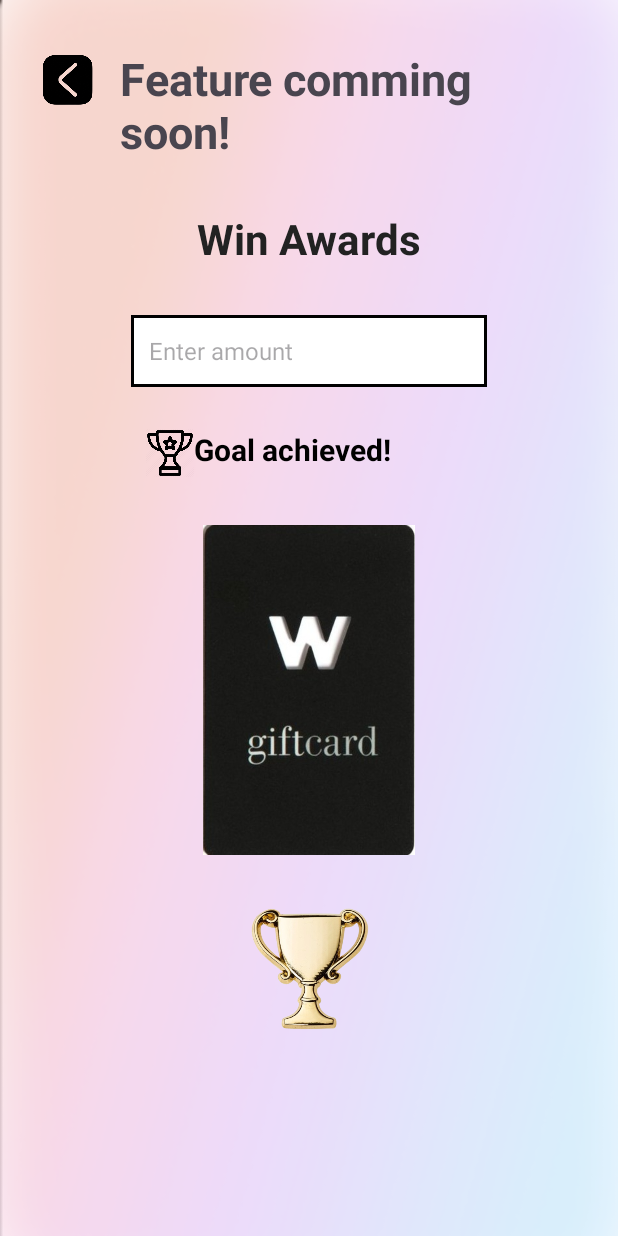
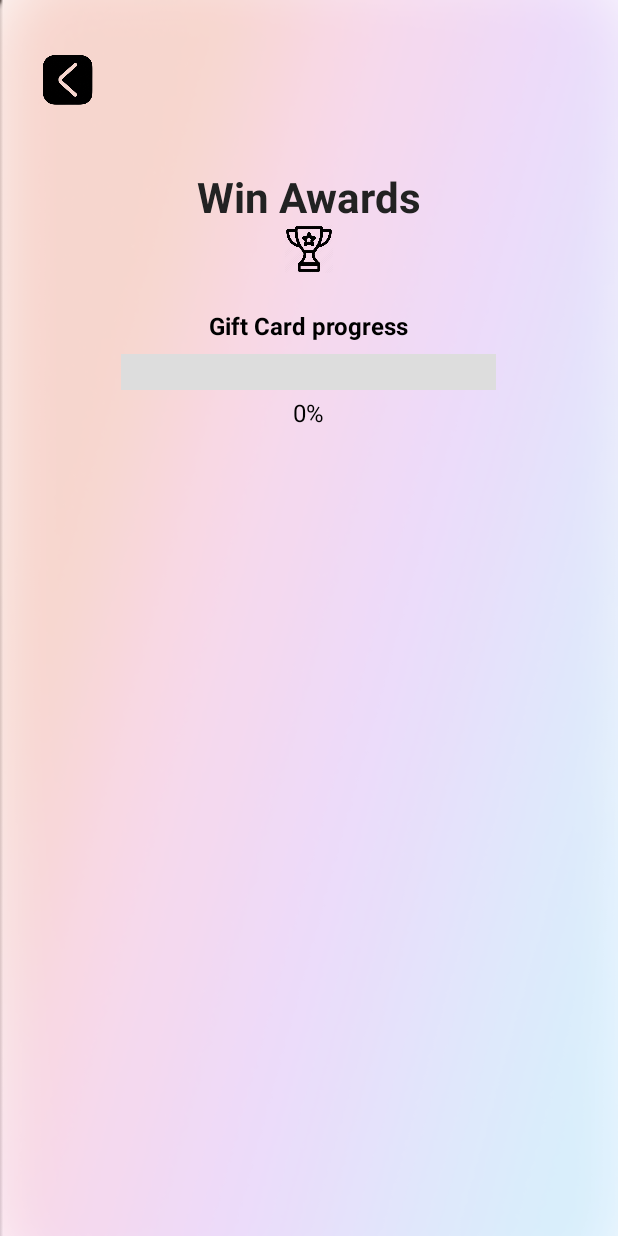
Before and after one commit to Dessyx/ST10251981_DeslynnFenyes_PROG7313_Part-3_Group-1, an Android app: the layout awards_page.xml on its own in the app's theme, with its tools: preview values and no code run, on a phone screen of 412 x 824 dp. Run offline under Robolectric (Android 15) with nearby library versions, the light colour scheme and no system bars; Roboto replaces fonts that are not available here.

Commit message:
Awards page and Donut chart fix

```diff
--- a/app/src/main/res/layout/activity_set_budget.xml
+++ b/app/src/main/res/layout/activity_set_budget.xml
@@ -152,7 +152,7 @@
             <com.github.mikephil.charting.charts.PieChart
                 android:id="@+id/budgetPieChart"
                 android:layout_width="match_parent"
-                android:layout_height="300dp"
+                android:layout_height="500dp"
                 android:layout_marginTop="16dp"
                 android:layout_marginHorizontal="16dp" />
 
--- a/app/src/main/res/layout/awards_page.xml
+++ b/app/src/main/res/layout/awards_page.xml
@@ -38,15 +38,6 @@
                     android:scaleType="centerInside"
                     android:src="@drawable/ic_back" />
 
-                <TextView
-                    android:id="@+id/Notif"
-                    android:layout_width="wrap_content"
-                    android:layout_height="wrap_content"
-                    android:layout_weight="1"
-                    android:text="@string/feature_comming_soon"
-                    android:textSize="30sp"
-                    android:textStyle="bold" />
-
 
             </LinearLayout>
 
@@ -63,15 +54,42 @@
                 android:textStyle="bold" />
 
             <!-- Goal Input -->
-            <EditText
-                android:id="@+id/etGoal"
-                android:layout_width="237dp"
-                android:layout_height="48dp"
-                android:layout_marginTop="32dp"
-                android:background="@drawable/edittext_border"
-                android:hint="@string/enter_amount"
-                android:inputType="number"
-                android:padding="12dp"
+
+            <!-- Gift Card Progress Bar Section -->
+            <ImageView
+                android:layout_width="32dp"
+                android:layout_height="32dp"
+                android:contentDescription="@string/trophy"
+                android:src="@drawable/ic_trophy" />
+
+            <TextView
+                android:id="@+id/giftCardProgressLabel"
+                android:layout_width="wrap_content"
+                android:layout_height="wrap_content"
+                android:layout_marginTop="24dp"
+                android:text="Gift Card progress"
+                android:textColor="#000000"
+                android:textStyle="bold"
+                android:textSize="16sp" />
+
+            <ProgressBar
+                android:id="@+id/giftCardProgressBar"
+                style="?android:attr/progressBarStyleHorizontal"
+                android:layout_width="250dp"
+                android:layout_height="24dp"
+                android:layout_gravity="center_horizontal"
+                android:layout_marginTop="8dp"
+                android:max="100"
+                android:progress="0"
+                android:progressDrawable="@drawable/progress_bar_custom" />
+
+            <TextView
+                android:id="@+id/giftCardProgressPercent"
+                android:layout_width="wrap_content"
+                android:layout_height="wrap_content"
+                android:layout_gravity="center_horizontal"
+                android:layout_marginTop="4dp"
+                android:text="0%"
                 android:textColor="#000000"
                 android:textSize="16sp" />
 
@@ -84,20 +102,6 @@
                 android:gravity="center"
                 android:orientation="horizontal">
 
-                <ImageView
-                    android:layout_width="32dp"
-                    android:layout_height="32dp"
-                    android:contentDescription="@string/trophy"
-                    android:src="@drawable/ic_trophy" />
-
-                <TextView
-                    android:id="@+id/tvGoalStatus"
-                    android:layout_width="185dp"
-                    android:layout_height="32dp"
-                    android:text="@string/goal_achieved"
-                    android:textColor="#000000"
-                    android:textSize="20sp"
-                    android:textStyle="bold" />
             </LinearLayout>
 
             <!-- Gift Card -->
@@ -108,16 +112,23 @@
                 android:layout_marginTop="32dp"
                 android:contentDescription="@string/gift_card"
                 android:elevation="4dp"
-                android:src="@drawable/giftcard" />
+                android:src="@drawable/giftcard"
+                android:visibility="gone" />
+
+            <!-- Congratulatory Message -->
+            <TextView
+                android:id="@+id/giftCardCongrats"
+                android:layout_width="wrap_content"
+                android:layout_height="wrap_content"
+                android:layout_gravity="center_horizontal"
+                android:layout_marginTop="8dp"
+                android:text="Congratulations, here is your reward!"
+                android:textColor="#388E3C"
+                android:textSize="18sp"
+                android:textStyle="bold"
+                android:visibility="gone" />
 
             <!-- Badge -->
-            <ImageView
-                android:id="@+id/ivBadge"
-                android:layout_width="100dp"
-                android:layout_height="100dp"
-                android:layout_marginTop="24dp"
-                android:contentDescription="@string/badge"
-                android:src="@drawable/trophy2" />
 
         </LinearLayout>
     </ScrollView>
```
Also changed, not shown: app/src/main/java/com/example/prog7313_groupwork/DashboardActivity.kt (+26 -0 lines), app/src/main/java/com/example/prog7313_groupwork/SetBudgetActivity.kt (+15 -6 lines), app/src/main/java/com/example/prog7313_groupwork/repository/AwardsMainClass.kt (+37 -91 lines).
